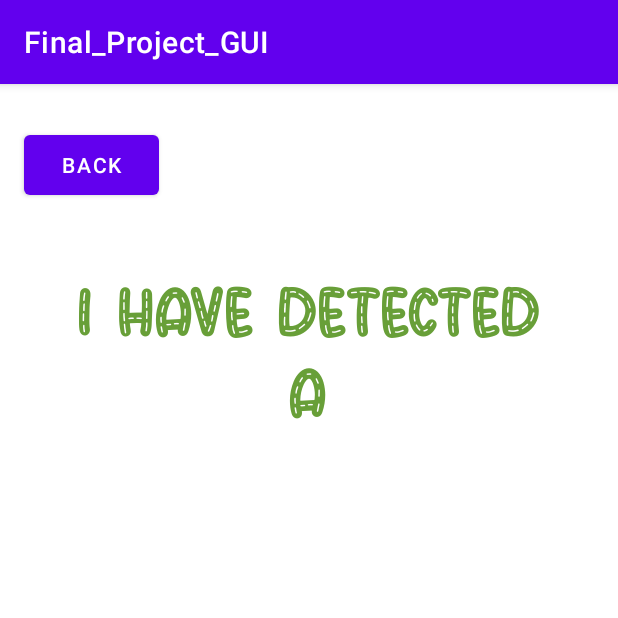
After one commit to Dmitrii-Siz/Final-Year-Project, an Android app: the DisplayFact screen opened directly, with no data from a screen before it, on a phone screen of 412 x 824 dp, the top half of it. The commit adds this screen. Run offline under Robolectric (Android 15) with nearby library versions, the phone set to English and light mode, and no system bars; libraries missing offline, so code that uses them is left out: org.tensorflow.lite.

Commit message:
Small improvements (nothing major)

```diff
--- a/app/build.gradle
+++ b/app/build.gradle
@@ -30,6 +30,9 @@ android {
     kotlinOptions {
         jvmTarget = '1.8'
     }
+    buildFeatures {
+        mlModelBinding true
+    }
 }
 
 dependencies {
@@ -39,6 +42,8 @@ dependencies {
     implementation 'com.google.android.material:material:1.10.0'
     implementation 'androidx.activity:activity-compose:1.8.1'
     implementation 'androidx.constraintlayout:constraintlayout:2.1.4'
+    implementation 'org.tensorflow:tensorflow-lite-support:0.1.0'
+    implementation 'org.tensorflow:tensorflow-lite-metadata:0.1.0'
     testImplementation 'junit:junit:4.13.2'
     androidTestImplementation 'androidx.test.ext:junit:1.1.5'
     androidTestImplementation 'androidx.test.espresso:espresso-core:3.5.1'
--- /dev/null
+++ b/app/src/main/res/layout/activity_display_fact.xml
@@ -0,0 +1,48 @@
+<?xml version="1.0" encoding="utf-8"?>
+<androidx.constraintlayout.widget.ConstraintLayout xmlns:android="http://schemas.android.com/apk/res/android"
+    xmlns:app="http://schemas.android.com/apk/res-auto"
+    xmlns:tools="http://schemas.android.com/tools"
+    android:layout_width="match_parent"
+    android:layout_height="match_parent"
+    android:onClick="backButton"
+    tools:context=".DisplayFact">
+
+    <Button
+        android:id="@+id/back2"
+        android:layout_width="90dp"
+        android:layout_height="52dp"
+        android:layout_marginTop="28dp"
+        android:onClick="backButton"
+        android:text="@string/back"
+        app:layout_constraintEnd_toEndOf="parent"
+        app:layout_constraintHorizontal_bias="0.049"
+        app:layout_constraintStart_toStartOf="parent"
+        app:layout_constraintTop_toTopOf="parent" />
+
+    <TextView
+        android:id="@+id/textView"
+        android:layout_width="335dp"
+        android:layout_height="138dp"
+        android:layout_marginTop="125dp"
+        android:fontFamily="@font/playful_font"
+        android:text="@string/detected"
+        android:textAlignment="center"
+        android:textColor="#689F38"
+        android:textSize="40sp"
+        app:layout_constraintEnd_toEndOf="parent"
+        app:layout_constraintHorizontal_bias="0.493"
+        app:layout_constraintStart_toStartOf="parent"
+        app:layout_constraintTop_toTopOf="parent" />
+
+    <TextView
+        android:id="@+id/output"
+        android:layout_width="248dp"
+        android:layout_height="168dp"
+        android:layout_marginTop="58dp"
+        android:textSize="30sp"
+        app:layout_constraintBottom_toBottomOf="parent"
+        app:layout_constraintEnd_toEndOf="parent"
+        app:layout_constraintStart_toStartOf="parent"
+        app:layout_constraintTop_toBottomOf="@+id/textView"
+        app:layout_constraintVertical_bias="0.25" />
+</androidx.constraintlayout.widget.ConstraintLayout>
--- a/app/src/main/res/layout/activity_uploadimagepage.xml
+++ b/app/src/main/res/layout/activity_uploadimagepage.xml
@@ -28,11 +28,12 @@
         android:layout_marginBottom="50dp"
         android:background="@drawable/rounded_btn"
         android:fontFamily="@font/playful_font"
+        android:onClick="displayButton"
         android:text="@string/next"
         android:textSize="18sp"
         app:layout_constraintBottom_toBottomOf="parent"
         app:layout_constraintEnd_toEndOf="parent"
-        app:layout_constraintStart_toStartOf="parent"/>
+        app:layout_constraintStart_toStartOf="parent" />
 
     <Button
         android:id="@+id/back"
--- a/app/src/main/res/values/strings.xml
+++ b/app/src/main/res/values/strings.xml
@@ -7,5 +7,6 @@
     <string name="next">Next</string>
     <string name="choose_image">Choose Image</string>
     <string name="back">Back</string>
+    <string name="detected">I have Detected a</string>
 
 </resources>
```
Also changed, not shown: app/src/main/AndroidManifest.xml (+7 -0 lines), app/src/main/java/com/example/final_project_gui/DisplayFact.kt (added, +102 -0 lines), app/src/main/java/com/example/final_project_gui/Upload_image.kt (+19 -3 lines), 1 other file.
